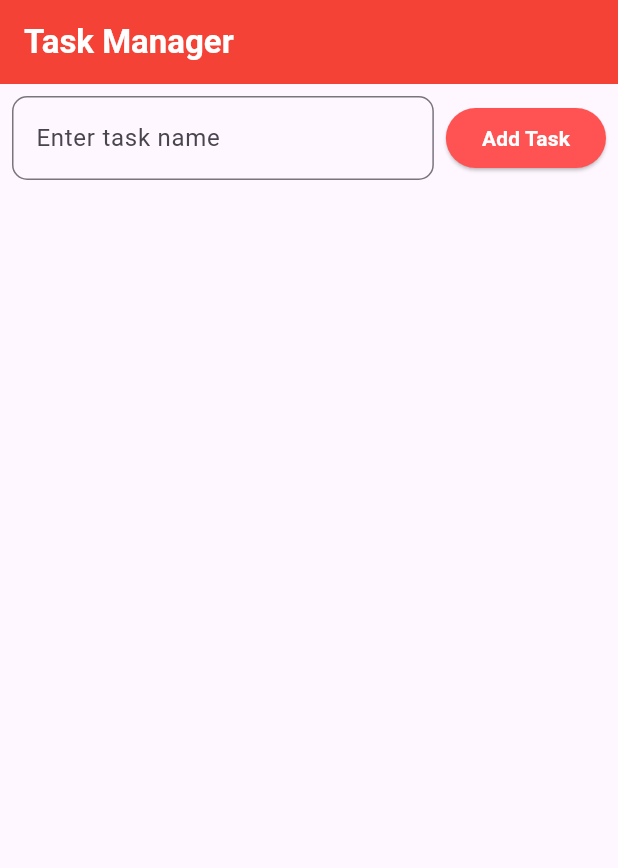
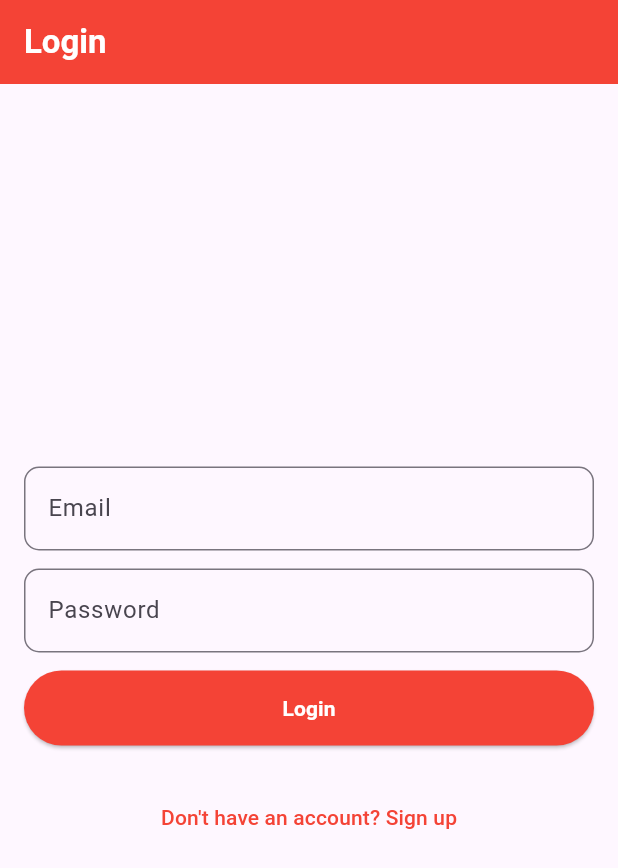
Before and after one commit to bpham30/FlutterTaskManager, a Flutter app: the screen it shows after launch, on a phone screen of 412 x 824 dp. Shown: the top 868 px of the screen. Run offline on Flutter 3.47's test engine with Material 3 defaults, Android fonts, the phone set to English and light mode, and no system bars; our stand-ins replace firebase_auth, firebase_core; accounts and stored records are empty.

Commit message:
added: login/signup w firebase

```diff
--- /dev/null
+++ b/task_app/lib/login_signup.dart
@@ -0,0 +1,120 @@
+import 'package:flutter/material.dart';
+import 'package:firebase_auth/firebase_auth.dart';
+import 'task_list.dart';
+
+class AuthScreen extends StatefulWidget {
+  @override
+  _AuthScreenState createState() => _AuthScreenState();
+}
+
+class _AuthScreenState extends State<AuthScreen> {
+  final FirebaseAuth _auth = FirebaseAuth.instance;
+  final _emailController = TextEditingController();
+  final _passwordController = TextEditingController();
+
+  //show login or signup
+  bool _showLogin = true;
+  String _errorMessage = '';
+
+  @override
+  void dispose() {
+    _emailController.dispose();
+    _passwordController.dispose();
+    super.dispose();
+  }
+
+  Future<void> _authenticate() async {
+    try {
+      if (_showLogin) {
+        //login
+        await _auth.signInWithEmailAndPassword(
+          email: _emailController.text.trim(),
+          password: _passwordController.text.trim(),
+        );
+      } else {
+        //signup
+        await _auth.createUserWithEmailAndPassword(
+          email: _emailController.text.trim(),
+          password: _passwordController.text.trim(),
+        );
+      }
+      //auth successful
+      Navigator.of(context).pushReplacement(
+        MaterialPageRoute(builder: (context) => TaskListScreen()),
+      );
+    } on FirebaseAuthException catch (e) {
+      setState(() {
+        _errorMessage = e.message ?? 'An error occurred';
+      });
+    }
+  }
+
+  @override
+  Widget build(BuildContext context) {
+    return Scaffold(
+      appBar: AppBar(
+        title: Text(_showLogin ? 'Login' : 'Sign Up', style: const TextStyle(color: Color.fromARGB(255, 255, 255, 255), fontWeight: FontWeight.bold)),
+        backgroundColor: Colors.red,),
+
+      body: Padding(
+        padding: const EdgeInsets.all(16.0),
+        child: Column(
+          mainAxisAlignment: MainAxisAlignment.center,
+          children: [
+            TextField(
+
+              controller: _emailController,
+              decoration: const InputDecoration(labelText: 'Email', border: OutlineInputBorder(
+                          borderRadius: BorderRadius.all(Radius.circular(10)),
+                        ),),
+              keyboardType: TextInputType.emailAddress,
+            ),
+            const SizedBox(height: 12),
+            TextField(
+              controller: _passwordController,
+              decoration: const InputDecoration(labelText: 'Password', border: OutlineInputBorder(
+                          borderRadius: BorderRadius.all(Radius.circular(10)),
+                        ),),
+              obscureText: true,
+            ),
+            if (_errorMessage.isNotEmpty)
+              Padding(
+                padding: const EdgeInsets.only(top: 8.0),
+                child: Text(
+                  _errorMessage,
+                  style: const TextStyle(color: Colors.red),
+                ),
+              ),
+            const SizedBox(height: 12),
+            SizedBox(
+              width: double.infinity,
+              height: 50,
+              child: ElevatedButton(
+                style: ElevatedButton.styleFrom(
+                  backgroundColor: Colors.red,
+                ),
+                onPressed: _authenticate,
+                child: Text(_showLogin ? 'Login' : 'Sign Up', style: const TextStyle(color: Color.fromARGB(255, 255, 255, 255), fontWeight: FontWeight.bold),),
+              ),
+            ),
+            const SizedBox(height: 24),
+
+            TextButton(
+              onPressed: () {
+                setState(() {
+                  _showLogin = !_showLogin;
+                  _errorMessage = '';
+                });
+              },
+              child: Text(
+                _showLogin
+                    ? "Don't have an account? Sign up"
+                    : 'Already have an account? Log in', style: const TextStyle(color: Colors.red),
+              ),
+            ),
+          ],
+        ),
+      ),
+    );
+  }
+}
--- a/task_app/lib/main.dart
+++ b/task_app/lib/main.dart
@@ -1,7 +1,9 @@
 import 'package:flutter/material.dart';
 import 'package:firebase_core/firebase_core.dart';
+import 'package:firebase_auth/firebase_auth.dart';
 import 'firebase_options.dart';
 import 'task_list.dart';
+import 'login_signup.dart';
 
 Future<void> main() async {
   WidgetsFlutterBinding.ensureInitialized();
@@ -14,7 +16,6 @@ Future<void> main() async {
 class MyApp extends StatelessWidget {
   const MyApp({super.key});
 
-  // This widget is the root of your application.
   @override
   Widget build(BuildContext context) {
     return MaterialApp(
@@ -23,7 +24,20 @@ class MyApp extends StatelessWidget {
 
        primarySwatch: Colors.lime,
       ),
-      home: TaskListScreen(),
+      home: StreamBuilder<User?>(
+        stream: FirebaseAuth.instance.authStateChanges(),
+        builder: (context, snapshot) {
+          if (snapshot.connectionState == ConnectionState.waiting) {
+            return const Center(child: CircularProgressIndicator());
+          }
+          if (snapshot.hasData) {
+            //logged in
+            return TaskListScreen();
+          }
+          //not logged in
+          return AuthScreen();
+        },
+      ),
     );
   }
 }
```
Also changed, not shown: task_app/lib/task_list.dart (+16 -0 lines).
